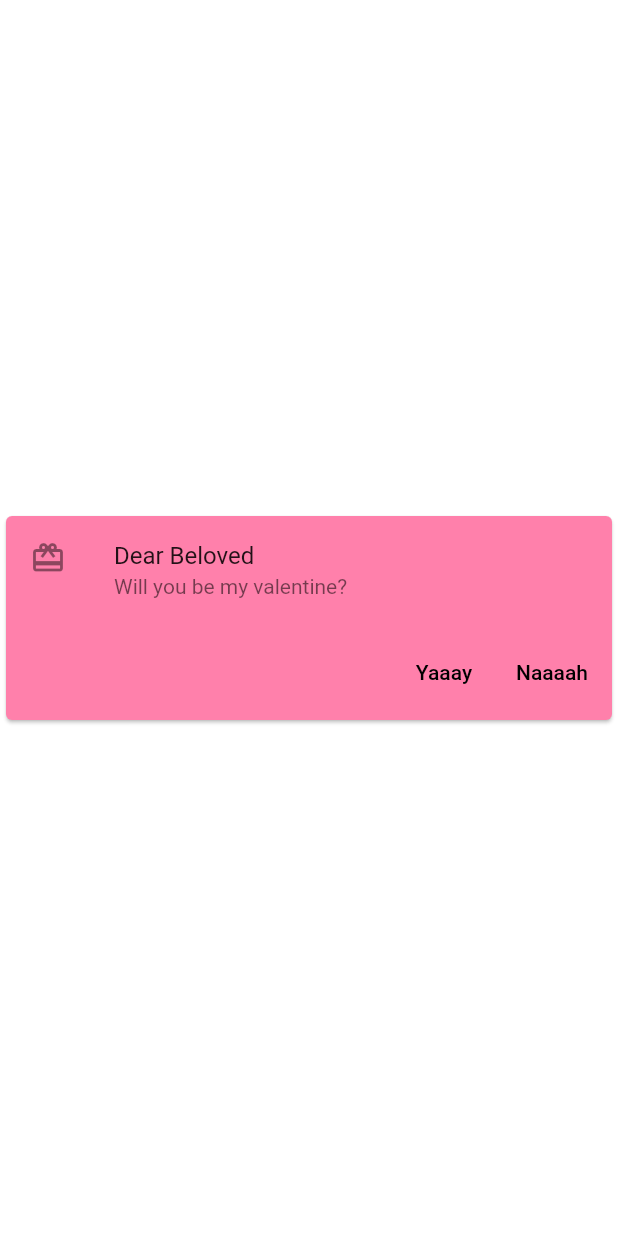
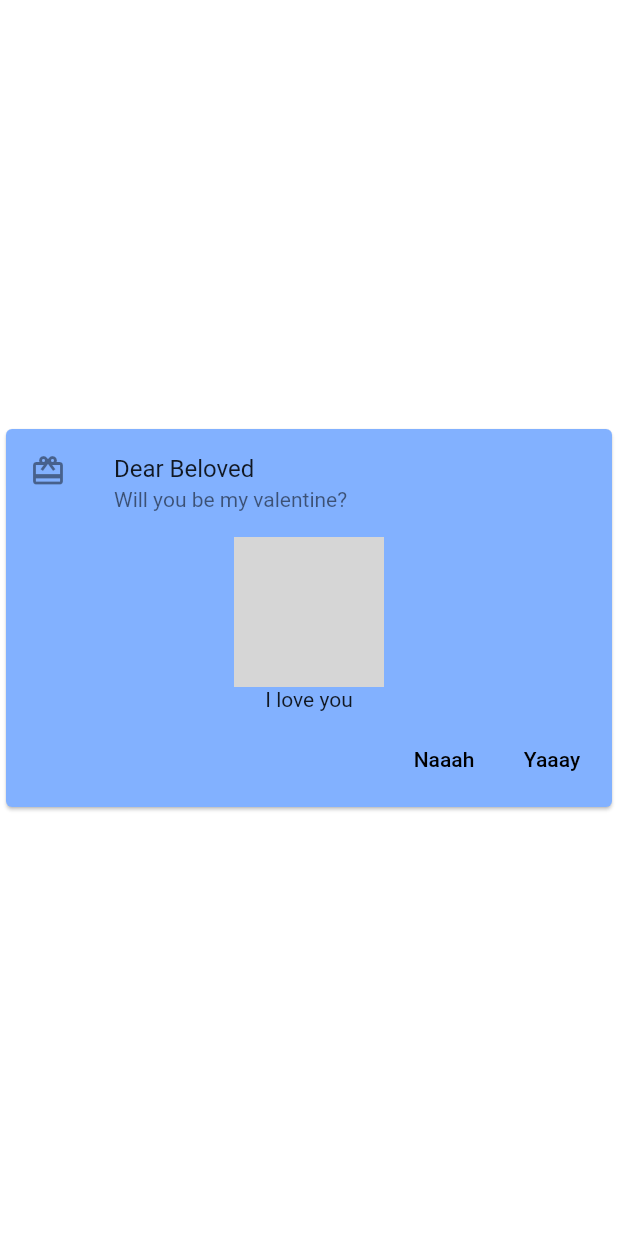
Before and after one commit to JosephineAkello/valentine_card, a Flutter app: the screen it shows after launch, on a phone screen of 412 x 824 dp. Run offline on Flutter 3.47's test engine with Material 2 defaults, Android fonts, the phone set to English and light mode, and no system bars; grey boxes are pictures that could not be loaded.

Commit message:
Format document

```diff
--- a/lib/main.dart
+++ b/lib/main.dart
@@ -1,4 +1,5 @@
 import 'package:flutter/material.dart';
+import 'home.dart';
 
 void main() {
   runApp(App());
@@ -7,7 +8,7 @@ void main() {
 class App extends StatelessWidget {
   Widget build(context) {
     return MaterialApp(
-      title: 'Code sample for material card',
+      title: "Code sample for material card",
       theme: ThemeData(
         primarySwatch: Colors.blue,
       ),
@@ -17,45 +18,56 @@ class App extends StatelessWidget {
 }
 
 class MyStatelessWidget extends StatelessWidget {
-  MyStatelessWidget({Key  key}) : super(key: key);
+  MyStatelessWidget({Key key}) : super(key: key);
 
   @override
   Widget build(context) {
     return Center(
       child: Container(
         child: Card(
-       color: Colors.pinkAccent[100],
+          color: Colors.blueAccent[100],
           child: Column(
             mainAxisSize: MainAxisSize.min,
             children: <Widget>[
               const ListTile(
                 leading: Icon(Icons.card_giftcard),
-title:Text('Dear Beloved'),
-subtitle:Text('Will you be my valentine?'),
+                title: Text('Dear Beloved'),
+                subtitle: Text('Will you be my valentine?'),
+              ),
+              Column(
+                children: <Widget>[
+                  Image.asset(
+                    'assets/valentine.png',
+                    width: 100,
+                    height: 100,
+                    fit: BoxFit.cover,
+                  ),
+                  Text('I love you'),
+                ],
               ),
               ButtonTheme.bar(
                 child: ButtonBar(
                   children: <Widget>[
                     FlatButton(
-                    child: Text('Yaaay'),
-                    onPressed: (){
-
+                      child: Text('Naaah'),
+                      onPressed: () {
+                        Navigator.push(
+                            context,
+                            MaterialPageRoute(
+                                builder: (context) => HomeScreen()));
                       },
                     ),
                     FlatButton(
-             child: Text('Naaaah'),
-             onPressed: (){ },
+                      child: Text('Yaaay'),
+                      onPressed: () {},
                     ),
                   ],
-
                 ),
               ),
             ],
           ),
         ),
       ),
-
     );
-
   }
 }
```
Lines whose indentation alone changed are shown as unchanged.
